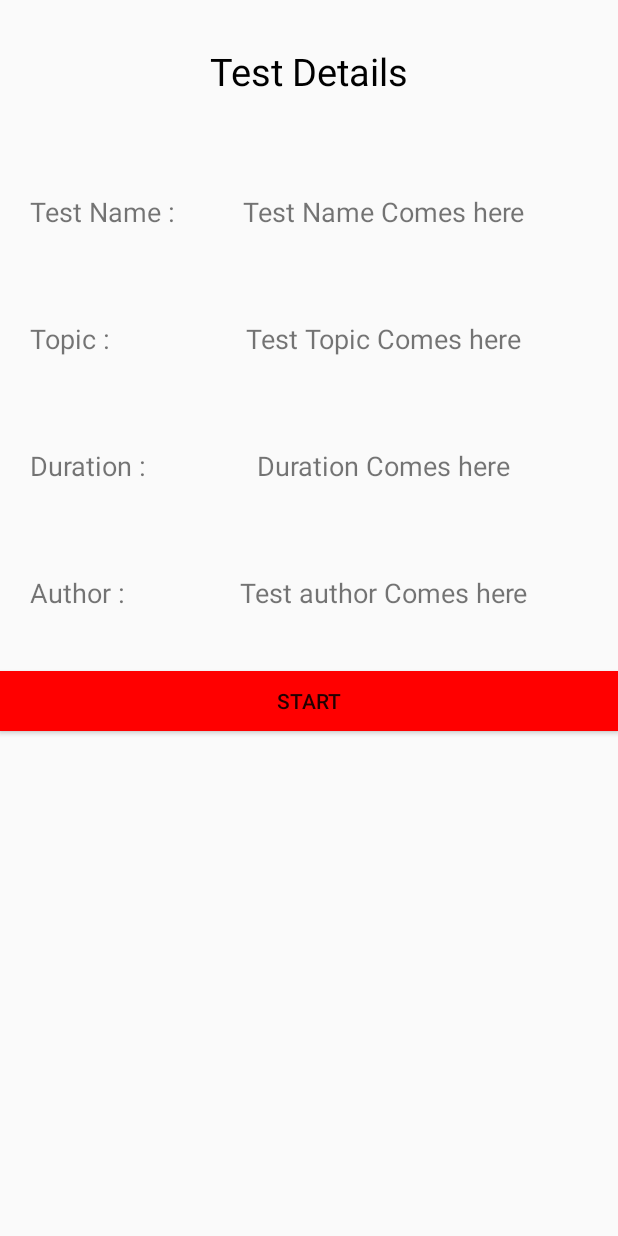
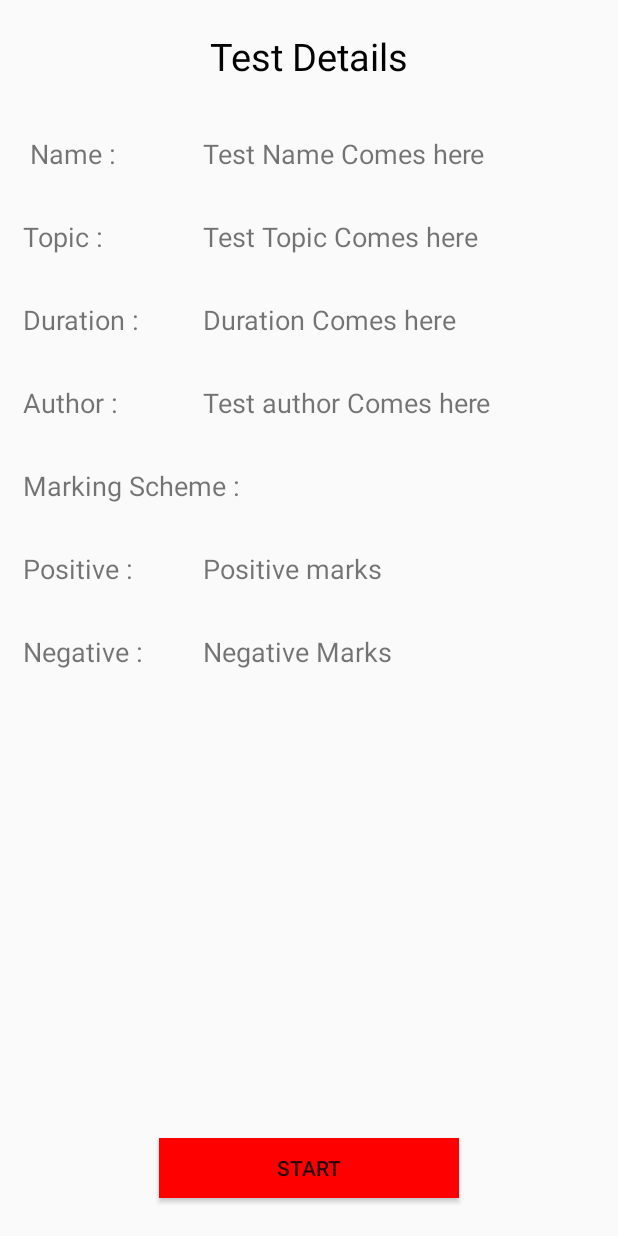
Before and after one commit to DeepanshuLuhach/Quiz-App, an Android app: the layout activity_start_test.xml on its own in the app's theme, with its tools: preview values and no code run, on a phone screen of 412 x 824 dp. Run offline under Robolectric (Android 15) with nearby library versions, the phone set to English and light mode, and no system bars.

```diff
--- a/app/src/main/java/com/deepanshu/quiz/DisplayQB.java
+++ b/app/src/main/java/com/deepanshu/quiz/DisplayQB.java
@@ -2,6 +2,7 @@ package com.deepanshu.quiz;
 
 import android.app.ProgressDialog;
 import android.content.Context;
+import android.content.Intent;
 import android.content.SharedPreferences;
 import android.os.AsyncTask;
 import android.os.Bundle;
@@ -89,11 +90,11 @@ public class DisplayQB extends AppCompatActivity{
                 recyclerView.setAdapter(addapter);
                 recyclerView.setLayoutManager(new LinearLayoutManager(DisplayQB.this));
 
-
-
             } catch (Exception e){
                 e.printStackTrace();
                 Toast.makeText(DisplayQB.this,"Unable to fetch Data",Toast.LENGTH_SHORT).show();
+                startActivity(new Intent(DisplayQB.this,MainActivity.class));//new line
+                finish();
             }
 
 
--- a/app/src/main/java/com/deepanshu/quiz/DisplayTest_adapter.java
+++ b/app/src/main/java/com/deepanshu/quiz/DisplayTest_adapter.java
@@ -95,6 +95,7 @@ public class DisplayTest_adapter extends RecyclerView.Adapter<DisplayTest_adapte
                     */
                     Intent gb = new Intent(context,DisplayTest.class);
                     context.startActivity(gb);
+
                 }
             });
         }
@@ -189,4 +190,5 @@ public class DisplayTest_adapter extends RecyclerView.Adapter<DisplayTest_adapte
             return null;
         }
     }
+
 }
--- a/app/src/main/java/com/deepanshu/quiz/TestDetails.java
+++ b/app/src/main/java/com/deepanshu/quiz/TestDetails.java
@@ -125,7 +125,7 @@ public class TestDetails extends AppCompatActivity {
                 if (s.equals("not valid")) {
                     Toast.makeText(getBaseContext(), "Check your internet connectivity!!!", Toast.LENGTH_LONG).show();
                 } else {
-                    Toast.makeText(getBaseContext(), s, Toast.LENGTH_LONG).show();
+                    //Toast.makeText(getBaseContext(), s, Toast.LENGTH_LONG).show();
                     if(!("not valid".equals(s.trim()))) {
                         Intent intent = new Intent(TestDetails.this,MainActivity.class);
                         startActivity(intent);
--- a/app/src/main/res/layout/activity_start_test.xml
+++ b/app/src/main/res/layout/activity_start_test.xml
@@ -12,35 +12,33 @@
         android:layout_alignParentTop="true"
         android:layout_centerHorizontal="true"
         android:text="Test Details"
-        android:textSize="25dp"
+        android:textSize="25sp"
         android:textColor="#000"
         android:textAlignment="center"
-        android:layout_marginTop="30dp" />
+        android:layout_marginTop="20dp" />
 
     <LinearLayout
         android:layout_width="match_parent"
         android:layout_height="wrap_content"
-        android:padding="20dp"
+        android:padding="15dp"
         android:layout_below="@+id/tv_1"
         android:layout_centerHorizontal="true"
-        android:layout_marginTop="44dp"
+        android:layout_marginTop="20dp"
         android:orientation="horizontal"
         android:id="@+id/linearLayout">
 
         <TextView
             android:id="@+id/tv_2"
-            android:layout_width="100dp"
+            android:layout_width="120dp"
             android:layout_height="wrap_content"
             android:textSize="18sp"
-            android:layout_weight="1"
-            android:text="Test Name : " />
+            android:text=" Name : " />
 
         <TextView
             android:id="@+id/tv_test_name"
             android:layout_width="wrap_content"
             android:layout_height="wrap_content"
             android:textSize="18sp"
-            android:layout_weight="1"
             android:text="Test Name Comes here" />
     </LinearLayout>
 
@@ -48,18 +46,16 @@
         android:layout_width="match_parent"
         android:layout_height="wrap_content"
         android:layout_below="@+id/linearLayout"
-        android:padding="20dp"
+        android:padding="15dp"
         android:layout_centerHorizontal="true"
-        android:layout_marginTop="20dp"
         android:id="@+id/linearLayout_2"
         android:orientation="horizontal">
 
         <TextView
             android:id="@+id/tv_3"
-            android:layout_width="100dp"
+            android:layout_width="120dp"
             android:layout_height="wrap_content"
             android:textSize="18sp"
-            android:layout_weight="1"
             android:text="Topic : " />
 
         <TextView
@@ -67,34 +63,30 @@
             android:layout_width="wrap_content"
             android:textSize="18sp"
             android:layout_height="wrap_content"
-            android:layout_weight="1"
             android:text="Test Topic Comes here" />
     </LinearLayout>
 
     <LinearLayout
         android:layout_width="match_parent"
         android:layout_height="wrap_content"
+        android:padding="15dp"
+        android:id="@+id/linearLayout_3"
+        android:orientation="horizontal"
         android:layout_below="@+id/linearLayout_2"
-        android:padding="20dp"
-        android:layout_centerHorizontal="true"
-        android:layout_marginTop="20dp"
-        android:id="@+id/linearLayout_3"
-        android:orientation="horizontal">
+        android:layout_alignParentStart="true">
 
         <TextView
             android:id="@+id/tv_4"
-            android:layout_width="100dp"
+            android:layout_width="120dp"
             android:layout_height="wrap_content"
             android:textSize="18sp"
-            android:layout_weight="1"
-            android:text="Duration : " />
+            android:text="Duration :" />
 
         <TextView
             android:id="@+id/tv_test_duration"
             android:layout_width="wrap_content"
             android:textSize="18sp"
             android:layout_height="wrap_content"
-            android:layout_weight="1"
             android:text="Duration Comes here" />
     </LinearLayout>
 
@@ -102,40 +94,100 @@
         android:layout_width="match_parent"
         android:layout_height="wrap_content"
         android:layout_below="@+id/linearLayout_3"
-        android:padding="20dp"
+        android:padding="15dp"
         android:layout_centerHorizontal="true"
-        android:layout_marginTop="20dp"
         android:id="@+id/linearLayout_4"
         android:orientation="horizontal">
 
         <TextView
             android:id="@+id/tv_5"
-            android:layout_width="100dp"
+            android:layout_width="120dp"
             android:layout_height="wrap_content"
             android:textSize="18sp"
-            android:layout_weight="1"
-            android:text="Author : " />
+            android:text="Author :" />
 
         <TextView
             android:id="@+id/tv_author"
             android:layout_width="wrap_content"
             android:textSize="18sp"
             android:layout_height="wrap_content"
-            android:layout_weight="1"
             android:text="Test author Comes here" />
     </LinearLayout>
 
+    <LinearLayout
+        android:layout_width="match_parent"
+        android:layout_height="wrap_content"
+        android:layout_below="@+id/linearLayout_4"
+        android:padding="15dp"
+        android:layout_centerHorizontal="true"
+        android:id="@+id/linearLayout_5"
+        android:orientation="horizontal">
+
+        <TextView
+            android:id="@+id/tv_6"
+            android:layout_width="match_parent"
+            android:layout_height="wrap_content"
+            android:textSize="18sp"
+            android:text="Marking Scheme : " />
+    </LinearLayout>
+
+    <LinearLayout
+        android:layout_width="match_parent"
+        android:layout_height="wrap_content"
+        android:layout_below="@+id/linearLayout_5"
+        android:padding="15dp"
+        android:layout_centerHorizontal="true"
+        android:id="@+id/linearLayout_6"
+        android:orientation="horizontal">
+
+        <TextView
+            android:id="@+id/tv_7"
+            android:layout_width="120dp"
+            android:layout_height="wrap_content"
+            android:textSize="18sp"
+            android:text="Positive : " />
+
+        <TextView
+            android:id="@+id/tv_posMarks"
+            android:layout_width="wrap_content"
+            android:textSize="18sp"
+            android:layout_height="wrap_content"
+            android:text="Positive marks " />
+    </LinearLayout>
+
+    <LinearLayout
+        android:layout_width="match_parent"
+        android:layout_height="wrap_content"
+        android:layout_below="@+id/linearLayout_6"
+        android:padding="15dp"
+        android:layout_centerHorizontal="true"
+        android:id="@+id/linearLayout_7"
+        android:orientation="horizontal">
+
+        <TextView
+            android:id="@+id/tv_8"
+            android:layout_width="120dp"
+            android:layout_height="wrap_content"
+            android:textSize="18sp"
+            android:text="Negative : " />
+
+        <TextView
+            android:id="@+id/tv_negMarks"
+            android:layout_width="wrap_content"
+            android:textSize="18sp"
+            android:layout_height="wrap_content"
+            android:text="Negative Marks" />
+    </LinearLayout>
+
     <Button
-        android:layout_width="match_parent"
+        android:layout_width="200dp"
         android:id="@+id/btn_start_test"
         android:layout_height="40dp"
-        android:layout_below="@+id/linearLayout_4"
-        android:layout_marginTop="20dp"
         android:background="#ff0000"
         android:text="Start"
-
-        />
-
+        android:layout_alignParentBottom="true"
+        android:layout_centerHorizontal="true"
+        android:layout_marginBottom="25dp" />
 
 
 </RelativeLayout>
```
Also changed, not shown: app/src/main/java/com/deepanshu/quiz/Add_Questions.java (+39 -15 lines), app/src/main/java/com/deepanshu/quiz/DisplayTest.java (+14 -1 lines), app/src/main/java/com/deepanshu/quiz/JsonParser_testDetails.java (+6 -2 lines), app/src/main/java/com/deepanshu/quiz/Question.java (+153 -14 lines), app/src/main/java/com/deepanshu/quiz/StartTest.java (+13 -5 lines), app/src/main/res/layout/activity_question.xml (+11 -12 lines), app/src/main/res/layout/activity_test_details.xml (+32 -32 lines), 31 other files.
